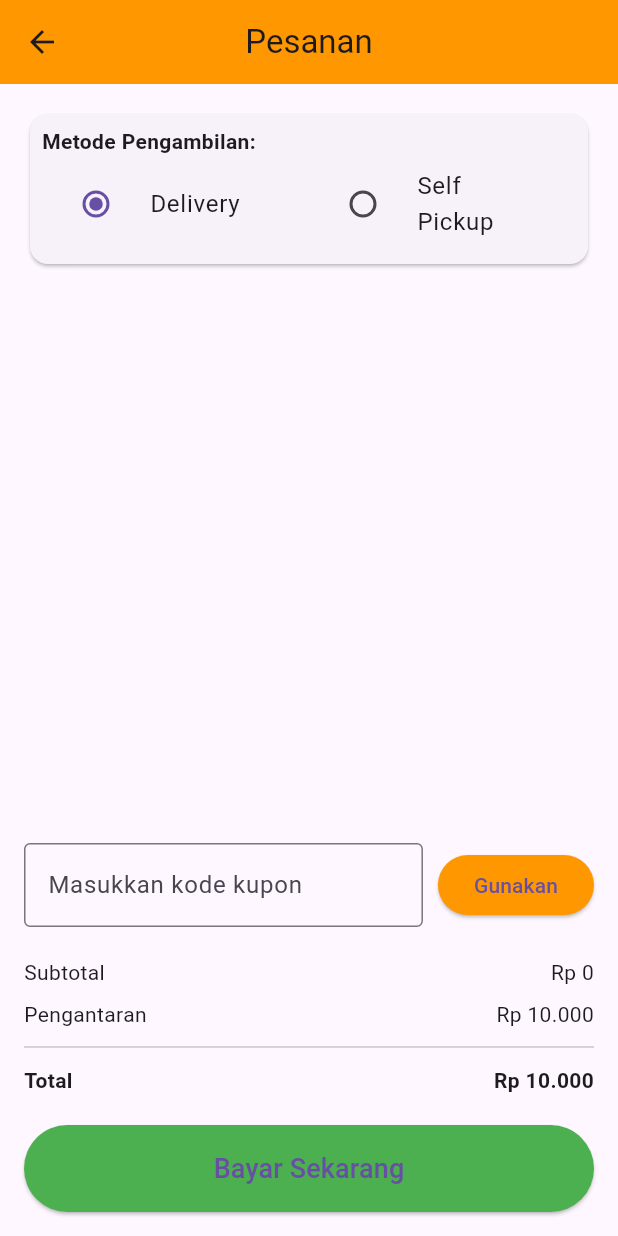
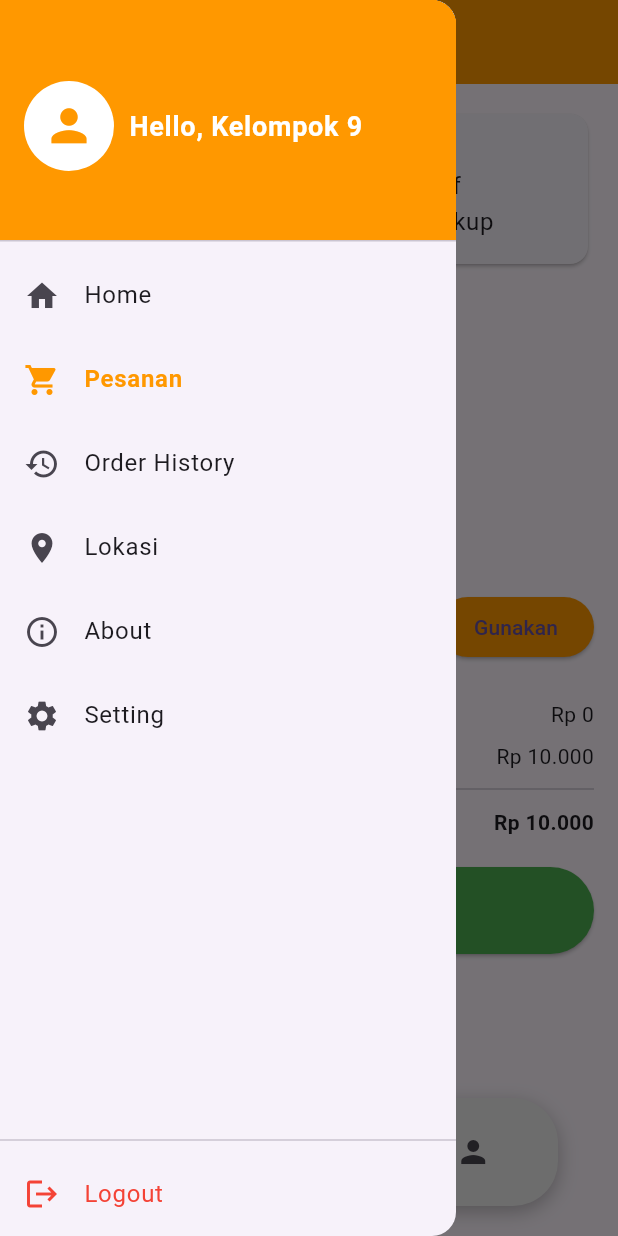
Before and after one commit to Sylnzy/garong-uts-mobile-programming, a Flutter app: the CartPage screen opened by its route, with the side drawer open (before the commit the screen has no drawer), on a phone screen of 412 x 824 dp. Run offline on Flutter 3.47's test engine with Material 3 defaults, Android fonts, the phone set to English and light mode, and no system bars; our stand-ins replace cloud_firestore, firebase_auth, firebase_core, firebase_storage, image_picker; accounts and stored records are empty.

Commit message:
Navbar fix dan pembuatan drawer

```diff
--- a/lib/views/cart/cart_page.dart
+++ b/lib/views/cart/cart_page.dart
@@ -3,6 +3,8 @@ import 'package:provider/provider.dart';
 import '/providers/cart_provider.dart';
 import 'package:intl/intl.dart';
 import 'package:uts_garong_test/views/payment/data_pembeli_page.dart';
+import '/views/widgets/custom_navbar.dart';
+import '/views/widgets/custom_drawer.dart';
 
 class CartPage extends StatefulWidget {
   const CartPage({Key? key}) : super(key: key);
@@ -21,6 +23,12 @@ class _CartPageState extends State<CartPage> {
     symbol: 'Rp ',
     decimalDigits: 0,
   );
+  final GlobalKey<ScaffoldState> _scaffoldKey = GlobalKey<ScaffoldState>();
+
+  void _logout() {
+    // Add your logout logic here
+    Navigator.of(context).pushReplacementNamed('/login');
+  }
 
   void applyCoupon(String code) {
     Map<String, double> coupons = {'maul': 0.05, 'naila': 0.02, 'amel': 0.10};
@@ -52,12 +60,19 @@ class _CartPageState extends State<CartPage> {
     final total = subtotal - discountAmount + deliveryFee;
 
     return Scaffold(
+      key: _scaffoldKey,
       appBar: AppBar(
         title: const Text('Pesanan'),
         centerTitle: true,
         backgroundColor: Colors.orange,
       ),
-      body: Padding(
+      drawer: CustomDrawer(currentRoute: '/cart', onLogout: _logout),
+      body: Column(
+        // Changed Stack to Column
+        children: [
+          Expanded(
+            // Wrap main content in Expanded
+            child: Padding(
               padding: const EdgeInsets.all(16),
               child: Column(
                 children: [
@@ -170,7 +185,11 @@ class _CartPageState extends State<CartPage> {
                   const SizedBox(height: 16),
 
                   // Tombol Pesan
-            SizedBox(
+                  Padding(
+                    padding: const EdgeInsets.only(
+                      bottom: 80,
+                    ), // Add padding for navbar
+                    child: SizedBox(
                       width: double.infinity,
                       child: ElevatedButton(
                         onPressed: () {
@@ -181,7 +200,8 @@ class _CartPageState extends State<CartPage> {
                                   (context) => DataPembeliPage(
                                     totalPayment: total,
                                     items: cart.items.values.toList(),
-                            isDelivery: isDelivery, // Add this parameter
+                                    isDelivery:
+                                        isDelivery, // Add this parameter
                                   ),
                             ),
                           );
@@ -202,8 +222,16 @@ class _CartPageState extends State<CartPage> {
                         ),
                       ),
                     ),
+                  ),
                 ],
               ),
+            ),
+          ),
+          CustomNavBar(
+            scaffoldKey: _scaffoldKey,
+            currentRoute: '/cart',
+          ), // Place navbar at bottom
+        ],
       ),
     );
   }
--- /dev/null
+++ b/lib/views/widgets/custom_drawer.dart
@@ -0,0 +1,118 @@
+import 'package:flutter/material.dart';
+
+class CustomDrawer extends StatelessWidget {
+  final String currentRoute;
+  final Function() onLogout;
+
+  const CustomDrawer({
+    Key? key,
+    required this.currentRoute,
+    required this.onLogout,
+  }) : super(key: key);
+
+  @override
+  Widget build(BuildContext context) {
+    return Drawer(
+      child: Column(
+        children: [
+          DrawerHeader(
+            decoration: const BoxDecoration(color: Colors.orange),
+            child: Row(
+              children: [
+                CircleAvatar(
+                  radius: 30,
+                  backgroundColor: Colors.white,
+                  child: Icon(Icons.person, size: 35, color: Colors.orange),
+                ),
+                const SizedBox(width: 10),
+                const Text(
+                  'Hello, Kelompok 9',
+                  style: TextStyle(
+                    color: Colors.white,
+                    fontSize: 18,
+                    fontWeight: FontWeight.bold,
+                  ),
+                ),
+              ],
+            ),
+          ),
+          Expanded(
+            child: ListView(
+              padding: EdgeInsets.zero,
+              children: [
+                _buildDrawerItem(
+                  context: context,
+                  title: 'Home',
+                  icon: Icons.home,
+                  route: '/',
+                ),
+                _buildDrawerItem(
+                  context: context,
+                  title: 'Pesanan',
+                  icon: Icons.shopping_cart,
+                  route: '/cart',
+                ),
+                _buildDrawerItem(
+                  context: context,
+                  title: 'Order History',
+                  icon: Icons.history,
+                  route: '/history',
+                ),
+                _buildDrawerItem(
+                  context: context,
+                  title: 'Lokasi',
+                  icon: Icons.location_on,
+                  route: '/lokasi',
+                ),
+                _buildDrawerItem(
+                  context: context,
+                  title: 'About',
+                  icon: Icons.info_outline,
+                  route: '/about',
+                ),
+                _buildDrawerItem(
+                  context: context,
+                  title: 'Setting',
+                  icon: Icons.settings,
+                  route: '/setting',
+                ),
+              ],
+            ),
+          ),
+          const Divider(),
+          ListTile(
+            leading: const Icon(Icons.logout, color: Colors.red),
+            title: const Text('Logout', style: TextStyle(color: Colors.red)),
+            onTap: onLogout,
+          ),
+        ],
+      ),
+    );
+  }
+
+  Widget _buildDrawerItem({
+    required BuildContext context,
+    required String title,
+    required IconData icon,
+    required String route,
+  }) {
+    final bool isSelected = currentRoute == route;
+    return ListTile(
+      leading: Icon(icon, color: isSelected ? Colors.orange : null),
+      title: Text(
+        title,
+        style: TextStyle(
+          color: isSelected ? Colors.orange : null,
+          fontWeight: isSelected ? FontWeight.bold : null,
+        ),
+      ),
+      selected: isSelected,
+      onTap: () {
+        Navigator.pop(context); // Close drawer
+        if (currentRoute != route) {
+          Navigator.pushReplacementNamed(context, route);
+        }
+      },
+    );
+  }
+}
--- /dev/null
+++ b/lib/views/widgets/custom_navbar.dart
@@ -0,0 +1,77 @@
+import 'package:flutter/material.dart';
+
+class CustomNavBar extends StatelessWidget {
+  final GlobalKey<ScaffoldState> scaffoldKey;
+  final String currentRoute;
+
+  const CustomNavBar({
+    Key? key,
+    required this.scaffoldKey,
+    required this.currentRoute,
+  }) : super(key: key);
+
+  @override
+  Widget build(BuildContext context) {
+    return Align(
+      alignment: Alignment.bottomCenter,
+      child: Padding(
+        padding: const EdgeInsets.only(bottom: 20.0),
+        child: Container(
+          margin: const EdgeInsets.symmetric(horizontal: 40),
+          padding: const EdgeInsets.symmetric(horizontal: 20, vertical: 12),
+          decoration: BoxDecoration(
+            color: Colors.grey[200],
+            borderRadius: BorderRadius.circular(30),
+            boxShadow: [
+              BoxShadow(
+                color: Colors.black26,
+                blurRadius: 10,
+                offset: const Offset(0, 4),
+              ),
+            ],
+          ),
+          child: Row(
+            mainAxisAlignment: MainAxisAlignment.spaceAround,
+            children: [
+              IconButton(
+                icon: const Icon(Icons.menu),
+                onPressed: () {
+                  scaffoldKey.currentState?.openDrawer();
+                },
+              ),
+              IconButton(
+                icon: const Icon(Icons.home),
+                color: currentRoute == '/' ? Colors.orange : null,
+                onPressed: () {
+                  if (currentRoute != '/') {
+                    Navigator.of(
+                      context,
+                    ).pushNamedAndRemoveUntil('/', (route) => false);
+                  }
+                },
+              ),
+              IconButton(
+                icon: const Icon(Icons.shopping_cart),
+                color: currentRoute == '/cart' ? Colors.orange : null,
+                onPressed: () {
+                  if (currentRoute != '/cart') {
+                    Navigator.pushReplacementNamed(context, '/cart');
+                  }
+                },
+              ),
+              IconButton(
+                icon: const Icon(Icons.person),
+                color: currentRoute == '/profile' ? Colors.orange : null,
+                onPressed: () {
+                  if (currentRoute != '/profile') {
+                    Navigator.pushReplacementNamed(context, '/profile');
+                  }
+                },
+              ),
+            ],
+          ),
+        ),
+      ),
+    );
+  }
+}
```
Also changed, not shown: lib/main.dart (+13 -12 lines), lib/views/home/home_page.dart (+90 -70 lines). Lines whose indentation alone changed are shown as unchanged.
